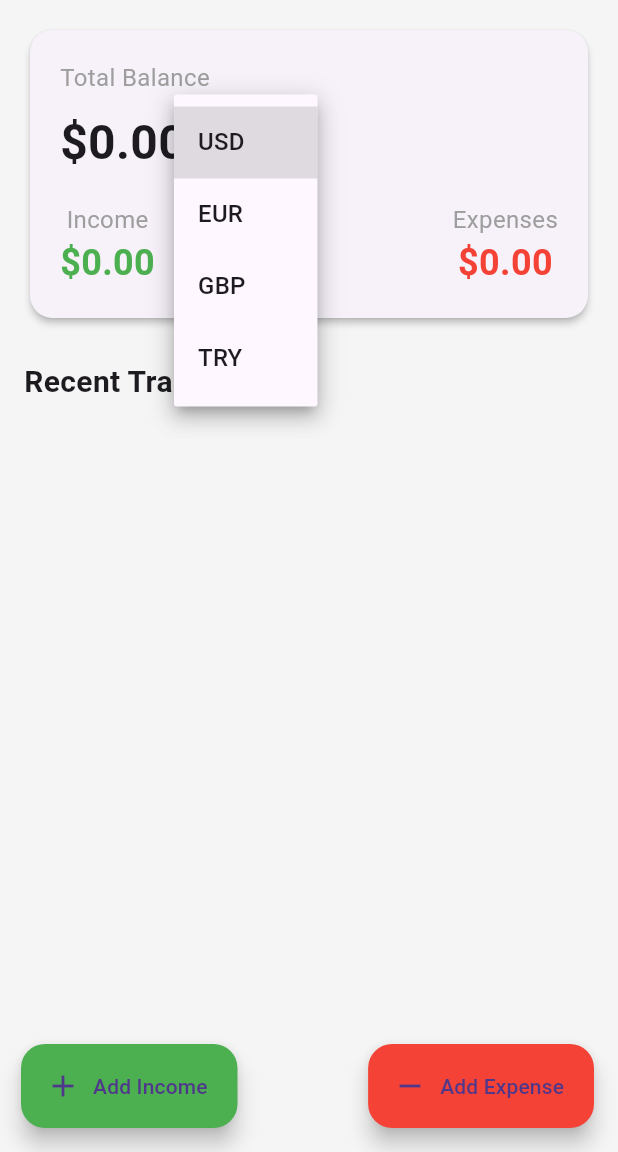
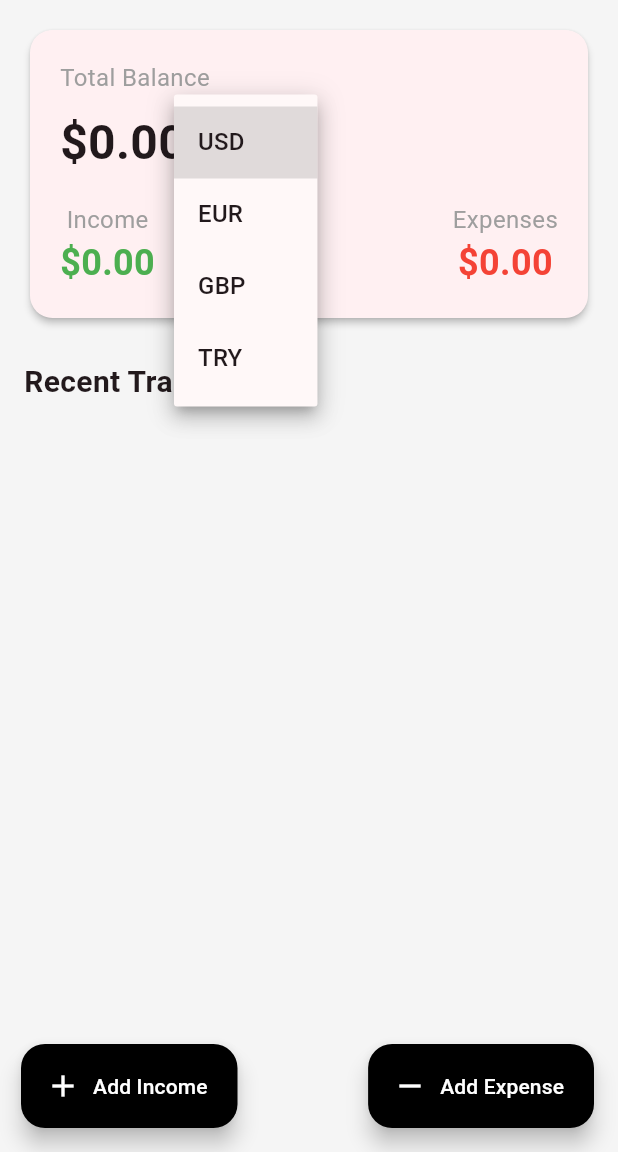
Before and after one commit to ugurcaneser/flowwie, a Flutter app: the screen it shows after launch, after a tap on "USD", on a phone screen of 412 x 824 dp, the part 84-1236 px from its top. Run offline on Flutter 3.47's test engine with Material 3 defaults, Android fonts, the light colour scheme and no system bars; our stand-ins replace shared_preferences.

Commit message:
modify home screen styling & add splash screen

```diff
--- a/lib/main.dart
+++ b/lib/main.dart
@@ -1,9 +1,9 @@
 import 'package:flutter/material.dart';
 import 'package:provider/provider.dart';
-import './screens/home_screen.dart';
+import './screens/splash_screen.dart';
 import './providers/transaction_provider.dart';
 
-void main() => runApp(MyApp());
+void main() => runApp(const MyApp());
 
 class MyApp extends StatelessWidget {
   const MyApp({super.key});
@@ -15,7 +15,14 @@ class MyApp extends StatelessWidget {
       child: MaterialApp(
         debugShowCheckedModeBanner: false,
         title: 'Flowwie',
-        home: HomeScreen(),
+        theme: ThemeData(
+          primaryColor: Colors.black,
+          colorScheme: ColorScheme.fromSeed(
+            seedColor: Colors.black,
+            primary: Colors.black,
+          ),
+        ),
+        home: const SplashScreen(),
       ),
     );
   }
--- a/lib/screens/home_screen.dart
+++ b/lib/screens/home_screen.dart
@@ -33,7 +33,8 @@ class HomeScreen extends StatelessWidget {
         ),
         Text(
           amount,
-          style: TextStyle(fontSize: 24, fontWeight: FontWeight.bold, color: color),
+          style: TextStyle(
+              fontSize: 24, fontWeight: FontWeight.bold, color: color),
         ),
       ],
     );
@@ -117,7 +118,8 @@ class HomeScreen extends StatelessWidget {
                                   items: Currency.values.map((currency) {
                                     return DropdownMenuItem(
                                       value: currency,
-                                      child: Text(currency.toString().split('.').last),
+                                      child: Text(
+                                          currency.toString().split('.').last),
                                     );
                                   }).toList(),
                                   onChanged: (Currency? newCurrency) {
@@ -138,12 +140,14 @@ class HomeScreen extends StatelessWidget {
                               children: [
                                 _buildSummaryItem(
                                   label: 'Income',
-                                  amount: '${getCurrencySymbol(provider.selectedCurrency)}${provider.totalIncome.toStringAsFixed(2)}',
+                                  amount:
+                                      '${getCurrencySymbol(provider.selectedCurrency)}${provider.totalIncome.toStringAsFixed(2)}',
                                   color: Colors.green,
                                 ),
                                 _buildSummaryItem(
                                   label: 'Expenses',
-                                  amount: '${getCurrencySymbol(provider.selectedCurrency)}${provider.totalExpenses.toStringAsFixed(2)}',
+                                  amount:
+                                      '${getCurrencySymbol(provider.selectedCurrency)}${provider.totalExpenses.toStringAsFixed(2)}',
                                   color: Colors.red,
                                 ),
                               ],
@@ -259,9 +263,12 @@ class HomeScreen extends StatelessWidget {
                   ),
                 );
               },
-              label: const Text('Add Income'),
-              icon: const Icon(Icons.add),
-              backgroundColor: Colors.green,
+              label: const Text(
+                'Add Income',
+                style: TextStyle(color: Colors.white),
+              ),
+              icon: const Icon(Icons.add, color: Colors.white),
+              backgroundColor: Colors.black,
             ),
             FloatingActionButton.extended(
               heroTag: 'expense',
@@ -274,9 +281,10 @@ class HomeScreen extends StatelessWidget {
                   ),
                 );
               },
-              label: const Text('Add Expense'),
-              icon: const Icon(Icons.remove),
-              backgroundColor: Colors.red,
+              label: const Text('Add Expense',
+                  style: TextStyle(color: Colors.white)),
+              icon: const Icon(Icons.remove, color: Colors.white),
+              backgroundColor: Colors.black,
             ),
           ],
         ),
--- /dev/null
+++ b/lib/screens/splash_screen.dart
@@ -0,0 +1,66 @@
+import 'package:flutter/material.dart';
+import 'package:flowwie/screens/home_screen.dart';
+
+class SplashScreen extends StatefulWidget {
+  const SplashScreen({super.key});
+
+  @override
+  State<SplashScreen> createState() => _SplashScreenState();
+}
+
+class _SplashScreenState extends State<SplashScreen> {
+  @override
+  void initState() {
+    super.initState();
+    _navigateToHome();
+  }
+
+  _navigateToHome() async {
+    await Future.delayed(const Duration(seconds: 2));
+    if (!mounted) return;
+    Navigator.pushReplacement(
+      context,
+      MaterialPageRoute(builder: (context) => const HomeScreen()),
+    );
+  }
+
+  @override
+  Widget build(BuildContext context) {
+    return Scaffold(
+      backgroundColor: Colors.black,
+      body: Center(
+        child: Column(
+          mainAxisAlignment: MainAxisAlignment.center,
+          children: [
+            const Icon(
+              Icons.account_balance_wallet,
+              size: 80,
+              color: Colors.white,
+            ),
+            const SizedBox(height: 20),
+            const Text(
+              'Flowwie',
+              style: TextStyle(
+                fontSize: 32,
+                fontWeight: FontWeight.bold,
+                color: Colors.white,
+              ),
+            ),
+            const SizedBox(height: 10),
+            const Text(
+              'Smart Budget Manager',
+              style: TextStyle(
+                fontSize: 16,
+                color: Colors.white70,
+              ),
+            ),
+            const SizedBox(height: 30),
+            const CircularProgressIndicator(
+              color: Colors.white,
+            ),
+          ],
+        ),
+      ),
+    );
+  }
+}
```
